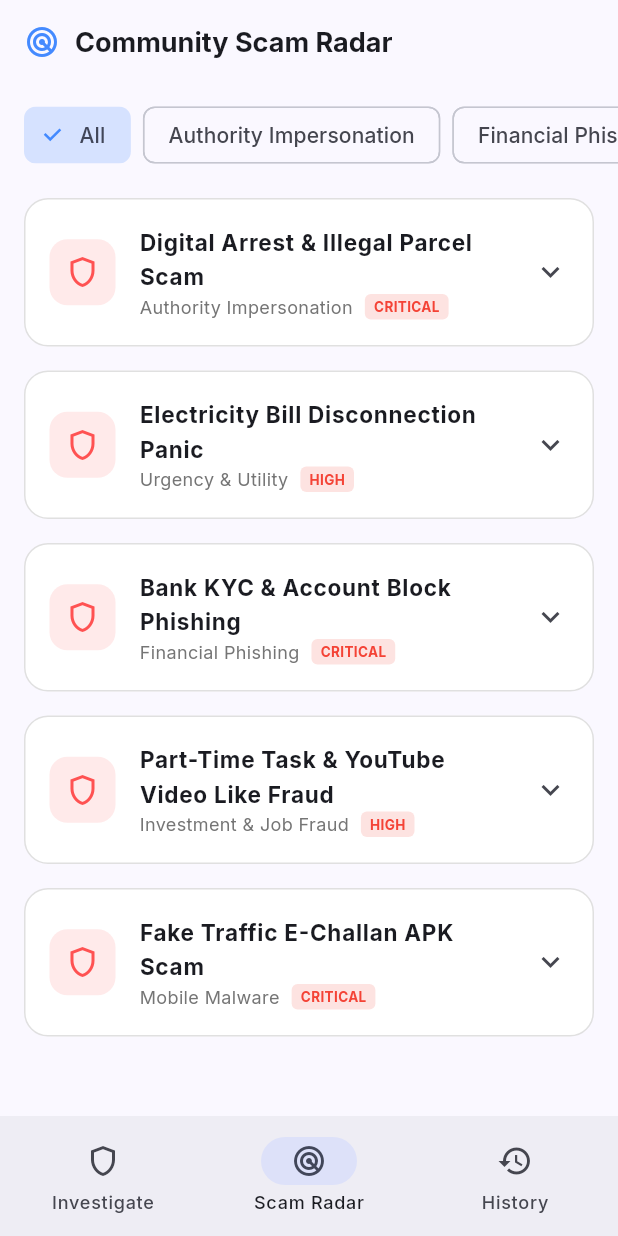
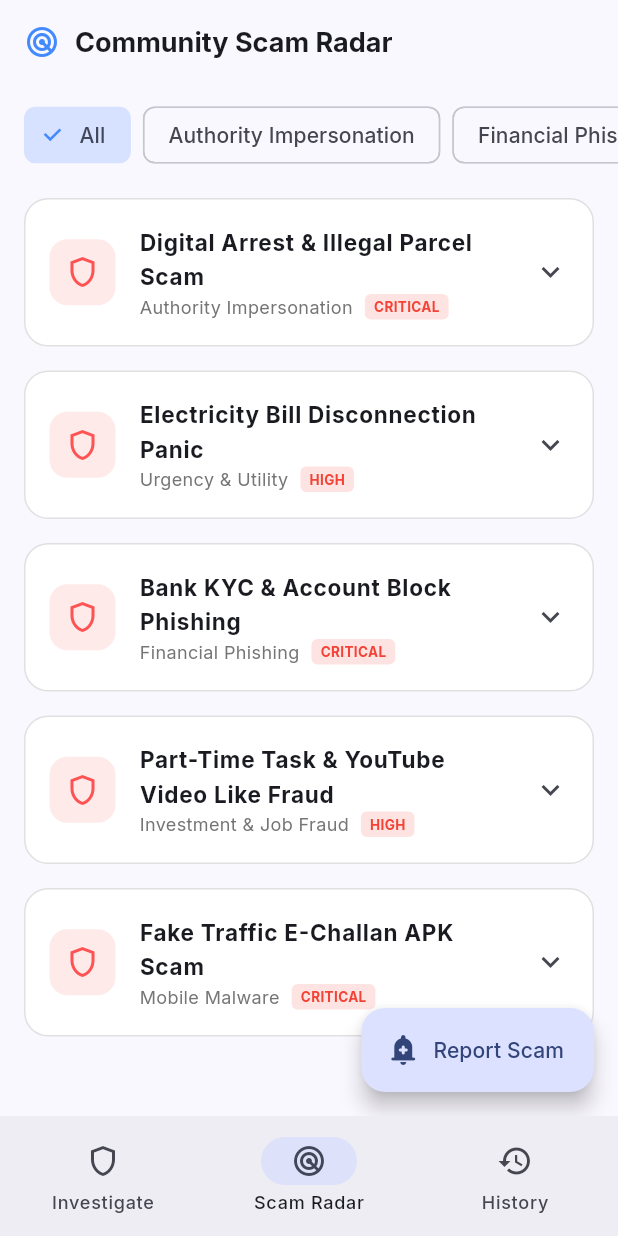
Before and after one commit to Amanbig/traceback, a Flutter app: the screen it shows after launch, item 2 of the bottom bar chosen, on a phone screen of 412 x 824 dp. Run offline on Flutter 3.47's test engine with Material 3 defaults, Android fonts, the phone set to English and light mode, and no system bars; our stand-ins replace cloud_firestore, firebase_ai, firebase_auth, firebase_core, firebase_remote_config, google_fonts and 1 more; missing offline and left inert: firebase_app_check; accounts and stored records are empty; network calls fail.

Commit message:
feat(firebase): integrate Firebase Core, App Check, Auth, Remote Config, and Firestore with live project options

```diff
--- a/lib/main.dart
+++ b/lib/main.dart
@@ -1,9 +1,11 @@
 import 'package:flutter/material.dart';
 import 'package:google_fonts/google_fonts.dart';
+import 'services/firebase_service.dart';
 import 'ui/screens/main_navigation_screen.dart';
 
-void main() {
+void main() async {
   WidgetsFlutterBinding.ensureInitialized();
+  await FirebaseService.initialize();
   runApp(const TracebackApp());
 }
 
--- /dev/null
+++ b/lib/services/firebase_service.dart
@@ -0,0 +1,119 @@
+import 'package:flutter/foundation.dart';
+import 'package:firebase_core/firebase_core.dart';
+import 'package:firebase_app_check/firebase_app_check.dart';
+import 'package:firebase_auth/firebase_auth.dart';
+import 'package:cloud_firestore/cloud_firestore.dart';
+import 'package:firebase_remote_config/firebase_remote_config.dart';
+
+import '../firebase_options.dart';
+import '../models/scam_radar_item.dart';
+
+class FirebaseService {
+  static bool _initialized = false;
+  static bool get isInitialized => _initialized;
+
+  static Future<void> initialize() async {
+    try {
+      // 1. Initialize Firebase Core
+      await Firebase.initializeApp(
+        options: DefaultFirebaseOptions.currentPlatform,
+      );
+
+      // 2. Initialize App Check (Required for Firebase AI Logic runtime attestation)
+      try {
+        await FirebaseAppCheck.instance.activate(
+          providerAndroid: const AndroidDebugProvider(),
+          providerApple: const AppleDebugProvider(),
+        );
+      } catch (e) {
+        debugPrint('App Check init warning (tolerated for development): $e');
+      }
+
+      // 3. Anonymous Authentication (For session & audit logging)
+      try {
+        if (FirebaseAuth.instance.currentUser == null) {
+          await FirebaseAuth.instance.signInAnonymously();
+        }
+      } catch (e) {
+        debugPrint('Firebase Auth warning: $e');
+      }
+
+      // 4. Remote Config initialization (Dynamic scam thresholds)
+      try {
+        final remoteConfig = FirebaseRemoteConfig.instance;
+        await remoteConfig.setConfigSettings(
+          RemoteConfigSettings(
+            fetchTimeout: const Duration(seconds: 10),
+            minimumFetchInterval: const Duration(hours: 1),
+          ),
+        );
+        await remoteConfig.setDefaults({
+          'high_risk_threshold': 75,
+          'urgency_multiplier': 1.2,
+          'enable_cloud_ai': true,
+        });
+        await remoteConfig.fetchAndActivate();
+      } catch (e) {
+        debugPrint('Remote Config warning: $e');
+      }
+
+      _initialized = true;
+      debugPrint('Firebase & App Check initialized successfully!');
+    } catch (e) {
+      debugPrint('Firebase initialization failed: $e');
+    }
+  }
+
+  /// Submits a user-reported scam pattern to Firestore
+  static Future<void> submitCommunityScam(ScamRadarItem item) async {
+    if (!_initialized) return;
+    try {
+      await FirebaseFirestore.instance.collection('community_scams').add({
+        'title': item.title,
+        'category': item.category,
+        'sampleText': item.sampleText,
+        'severity': item.severity,
+        'targetAudience': item.targetAudience,
+        'modusOperandi': item.modusOperandi,
+        'warningSigns': item.warningSigns,
+        'safetyTip': item.safetyTip,
+        'createdAt': FieldValue.serverTimestamp(),
+      });
+    } catch (e) {
+      debugPrint('Error reporting scam to Firestore: $e');
+    }
+  }
+
+  /// Streams community scam reports from Firestore
+  static Stream<List<ScamRadarItem>> streamCommunityScams() {
+    if (!_initialized) {
+      return Stream.value(ScamRadarItem.trendingScams);
+    }
+    return FirebaseFirestore.instance
+        .collection('community_scams')
+        .orderBy('createdAt', descending: true)
+        .snapshots()
+        .map((snapshot) {
+      if (snapshot.docs.isEmpty) {
+        return ScamRadarItem.trendingScams;
+      }
+      final items = snapshot.docs.map((doc) {
+        final data = doc.data();
+        return ScamRadarItem(
+          id: doc.id,
+          title: data['title'] ?? 'Community Reported Fraud',
+          category: data['category'] ?? 'General',
+          sampleText: data['sampleText'] ?? '',
+          severity: data['severity'] ?? 'High',
+          targetAudience: data['targetAudience'] ?? 'General Public',
+          modusOperandi: data['modusOperandi'] ?? '',
+          warningSigns: List<String>.from(data['warningSigns'] ?? []),
+          safetyTip: data['safetyTip'] ?? '',
+        );
+      }).toList();
+
+      // Combine with curated baseline templates
+      return [...items, ...ScamRadarItem.trendingScams];
+    });
+  }
+}
--- a/lib/ui/screens/scam_radar_screen.dart
+++ b/lib/ui/screens/scam_radar_screen.dart
@@ -1,5 +1,6 @@
 import 'package:flutter/material.dart';
 import '../../models/scam_radar_item.dart';
+import '../../services/firebase_service.dart';
 
 class ScamRadarScreen extends StatefulWidget {
   final Function(String)? onSelectSample;
@@ -13,15 +14,108 @@ class ScamRadarScreen extends StatefulWidget {
 class _ScamRadarScreenState extends State<ScamRadarScreen> {
   String _selectedCategory = 'All';
 
+  void _showReportDialog(BuildContext context) {
+    final titleController = TextEditingController();
+    final messageController = TextEditingController();
+    String category = 'Financial Phishing';
+
+    showDialog(
+      context: context,
+      builder: (ctx) => StatefulBuilder(
+        builder: (ctx, setDialogState) => AlertDialog(
+          title: const Text('Report a New Scam Pattern'),
+          content: SingleChildScrollView(
+            child: Column(
+              mainAxisSize: MainAxisSize.min,
+              crossAxisAlignment: CrossAxisAlignment.start,
+              children: [
+                TextField(
+                  controller: titleController,
+                  decoration: const InputDecoration(
+                    labelText: 'Scam Title (e.g., Fake Courier Customs)',
+                  ),
+                ),
+                const SizedBox(height: 12),
+                DropdownButtonFormField<String>(
+                  value: category,
+                  decoration: const InputDecoration(labelText: 'Category'),
+                  items: const [
+                    DropdownMenuItem(value: 'Financial Phishing', child: Text('Financial Phishing')),
+                    DropdownMenuItem(value: 'Authority Impersonation', child: Text('Authority Impersonation')),
+                    DropdownMenuItem(value: 'Urgency & Utility', child: Text('Urgency & Utility')),
+                    DropdownMenuItem(value: 'Mobile Malware', child: Text('Mobile Malware')),
+                    DropdownMenuItem(value: 'Investment & Job Fraud', child: Text('Investment & Job Fraud')),
+                  ],
+                  onChanged: (val) {
+                    if (val != null) setDialogState(() => category = val);
+                  },
+                ),
+                const SizedBox(height: 12),
+                TextField(
+                  controller: messageController,
+                  maxLines: 3,
+                  decoration: const InputDecoration(
+                    labelText: 'Intercepted Message Text',
+                    hintText: 'Paste the exact text of the scam message...',
+                  ),
+                ),
+              ],
+            ),
+          ),
+          actions: [
+            TextButton(
+              onPressed: () => Navigator.pop(ctx),
+              child: const Text('Cancel'),
+            ),
+            FilledButton(
+              onPressed: () async {
+                final title = titleController.text.trim();
+                final msg = messageController.text.trim();
+                if (title.isEmpty || msg.isEmpty) return;
+
+                final newItem = ScamRadarItem(
+                  id: DateTime.now().millisecondsSinceEpoch.toString(),
+                  title: title,
+                  category: category,
+                  sampleText: msg,
+                  severity: 'High',
+                  targetAudience: 'Community Alert',
+                  modusOperandi: 'Reported directly by community member.',
+                  warningSigns: ['Community reported threat', 'Verify sender independently'],
+                  safetyTip: 'Do not click links or share verification codes.',
+                );
+
+                await FirebaseService.submitCommunityScam(newItem);
+                if (ctx.mounted) Navigator.pop(ctx);
+                if (context.mounted) {
+                  ScaffoldMessenger.of(context).showSnackBar(
+                    const SnackBar(
+                      content: Text('Scam pattern submitted to Community Radar!'),
+                      behavior: SnackBarBehavior.floating,
+                    ),
+                  );
+                }
+              },
+              child: const Text('Submit Report'),
+            ),
+          ],
+        ),
+      ),
+    );
+  }
+
   @override
   Widget build(BuildContext context) {
     final isDark = Theme.of(context).brightness == Brightness.dark;
 
-    final categories = ['All', 'Authority Impersonation', 'Financial Phishing', 'Urgency & Utility', 'Mobile Malware', 'Investment & Job Fraud'];
-
-    final filtered = _selectedCategory == 'All'
-        ? ScamRadarItem.trendingScams
-        : ScamRadarItem.trendingScams.where((s) => s.category == _selectedCategory).toList();
+    final categories = [
+      'All',
+      'Authority Impersonation',
+      'Financial Phishing',
+      'Urgency & Utility',
+      'Mobile Malware',
+      'Investment & Job Fraud'
+    ];
 
     return Scaffold(
       appBar: AppBar(
@@ -33,7 +127,20 @@ class _ScamRadarScreenState extends State<ScamRadarScreen> {
           ],
         ),
       ),
-      body: Column(
+      floatingActionButton: FloatingActionButton.extended(
+        onPressed: () => _showReportDialog(context),
+        icon: const Icon(Icons.add_alert_rounded),
+        label: const Text('Report Scam'),
+      ),
+      body: StreamBuilder<List<ScamRadarItem>>(
+        stream: FirebaseService.streamCommunityScams(),
+        builder: (context, snapshot) {
+          final allScams = snapshot.data ?? ScamRadarItem.trendingScams;
+          final filtered = _selectedCategory == 'All'
+              ? allScams
+              : allScams.where((s) => s.category == _selectedCategory).toList();
+
+          return Column(
             children: [
               // Filter Chips
               SingleChildScrollView(
@@ -57,7 +164,7 @@ class _ScamRadarScreenState extends State<ScamRadarScreen> {
               ),
               Expanded(
                 child: ListView.builder(
-              padding: const EdgeInsets.symmetric(horizontal: 16, vertical: 8),
+                  padding: const EdgeInsets.fromLTRB(16, 8, 16, 80),
                   itemCount: filtered.length,
                   itemBuilder: (context, index) {
                     final scam = filtered[index];
@@ -66,6 +173,8 @@ class _ScamRadarScreenState extends State<ScamRadarScreen> {
                 ),
               ),
             ],
+          );
+        },
       ),
     );
   }
--- a/pubspec.yaml
+++ b/pubspec.yaml
@@ -44,6 +44,10 @@ dependencies:
   image_picker: ^1.1.2
   firebase_core: ^4.7.0
   firebase_ai: ^3.11.0
+  cloud_firestore: ^6.3.0
+  firebase_remote_config: ^6.4.0
+  firebase_app_check: ^0.4.3
+  firebase_auth: ^6.4.0
 
 dev_dependencies:
   flutter_test:
```
Also changed, not shown: lib/services/investigation_service.dart (+2 -8 lines), firebase.json (added), lib/firebase_options.dart (added), pubspec.lock, 4 other files. Lines whose indentation alone changed are shown as unchanged.
